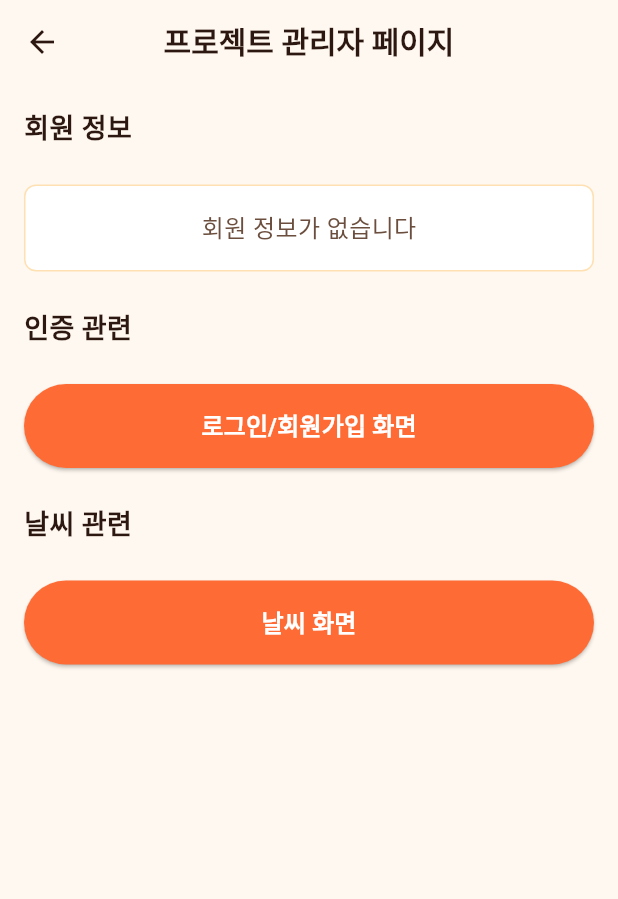
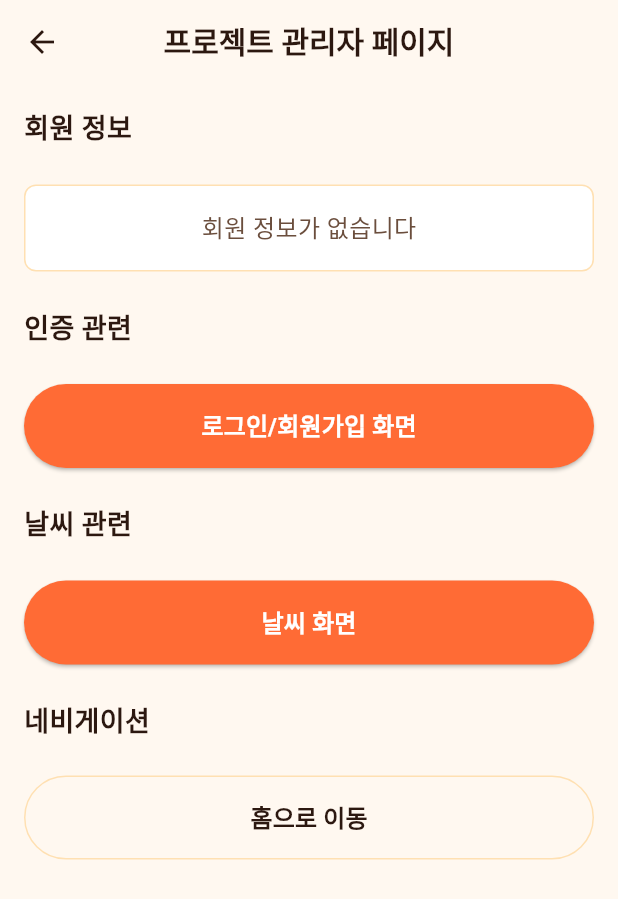
Before and after one commit to AI-MegaStudy/table_now_app, a Flutter app: the screen it shows after launch, after a tap on "프로젝트 관리자 페이지", on a phone screen of 412 x 824 dp. Shown: the top 899 px of the screen. Run offline on Flutter 3.47's test engine with Material 3 defaults, Android fonts, the phone set to English and light mode, and no system bars; our stand-ins replace cloud_firestore, firebase_core, flutter_riverpod, geolocator, get_storage, google_maps_flutter and 2 more; accounts and stored records are empty; network calls fail.

Commit message:
Enhance Firebase initialization and update navigation in Dev_07
- Added debug mode checks for Firebase initialization success and error messages.
- Updated the home page to display Dev_01 instead of Dev_03.
- Implemented navigation to the home screen in Dev_07 with a new button and associated method.

```diff
--- a/lib/main.dart
+++ b/lib/main.dart
@@ -1,4 +1,5 @@
 import 'package:firebase_core/firebase_core.dart';
+import 'package:flutter/foundation.dart';
 import 'package:flutter/material.dart';
 import 'package:flutter_riverpod/flutter_riverpod.dart';
 import 'package:get_storage/get_storage.dart';
@@ -13,14 +14,18 @@ Future<void> main() async {
   // GetStorage 초기화 (get_storage는 GetX와 독립적으로 사용 가능)
   await GetStorage.init();
 
-  // GT ADDED: Firebase initialize
+  // Firebase 초기화
   try {
     await Firebase.initializeApp(options: DefaultFirebaseOptions.currentPlatform);
-    print('Firebase initialized successfully');
+    if (kDebugMode) {
+      print('✅ Firebase initialized successfully');
+    }
   } catch (e) {
-    print('Firebase initialization error: $e');
+    if (kDebugMode) {
+      print('❌ Firebase initialization error: $e');
+    }
     // 실기기 빌드에서 GoogleService-Info.plist를 찾지 못하는 경우를 대비
-    rethrow;
+    // 앱은 계속 실행되지만 Firebase 기능은 사용할 수 없음
   }
 
   runApp(const ProviderScope(child: MyApp()));
--- a/lib/view/Dev/dev_07.dart
+++ b/lib/view/Dev/dev_07.dart
@@ -8,6 +8,7 @@ import '../../custom/util/navigation/custom_navigation_util.dart';
 import '../auth/auth_screen.dart';
 import '../auth/profile_edit_screen.dart';
 import '../weather/weather_screen.dart';
+import '../home.dart';
 import '../../vm/auth_notifier.dart';
 
 class Dev_07 extends ConsumerStatefulWidget {
@@ -287,6 +288,30 @@ class _Dev_07State extends ConsumerState<Dev_07> {
                       ),
                     ),
                   ),
+
+                  // 홈으로 이동
+                  Text(
+                    '네비게이션',
+                    style: mainTitleStyle.copyWith(color: p.textPrimary),
+                  ),
+                  Center(
+                    child: SizedBox(
+                      width: mainButtonMaxWidth,
+                      height: mainButtonHeight,
+                      child: OutlinedButton(
+                        onPressed: () => _navigateToHome(),
+                        style: OutlinedButton.styleFrom(
+                          side: BorderSide(color: p.divider),
+                        ),
+                        child: Text(
+                          '홈으로 이동',
+                          style: mainMediumTitleStyle.copyWith(
+                            color: p.textPrimary,
+                          ),
+                        ),
+                      ),
+                    ),
+                  ),
                 ],
               ),
             ),
@@ -306,6 +331,11 @@ class _Dev_07State extends ConsumerState<Dev_07> {
   /// 날씨 화면으로 이동
   void _navigateToWeatherScreen() async {
     await CustomNavigationUtil.to(context, const WeatherScreen());
+  }
+
+  /// 홈 화면으로 이동
+  void _navigateToHome() async {
+    await CustomNavigationUtil.to(context, const Home());
   }
 
   /// 회원 정보 수정 화면으로 이동
--- a/lib/view/home.dart
+++ b/lib/view/home.dart
@@ -3,6 +3,7 @@ import 'package:flutter_riverpod/flutter_riverpod.dart';
 import 'package:table_now_app/custom/util/navigation/custom_navigation_util.dart';
 import 'package:table_now_app/theme/app_colors.dart';
 import 'package:table_now_app/config/ui_config.dart';
+import 'package:table_now_app/view/Dev/dev_01.dart';
 import 'package:table_now_app/view/Dev/dev_02.dart';
 import 'package:table_now_app/view/Dev/dev_03.dart';
 import 'package:table_now_app/view/Dev/dev_04.dart';
@@ -21,7 +22,7 @@ class Home extends ConsumerStatefulWidget {
 
 class _HomeState extends ConsumerState<Home> {
   final List<Widget> _devPages = [
-    const Dev_03(),
+    const Dev_01(),
     const Dev_02(),
     const Dev_03(),
     const Dev_04(),
```
Lines whose indentation alone changed are shown as unchanged.
